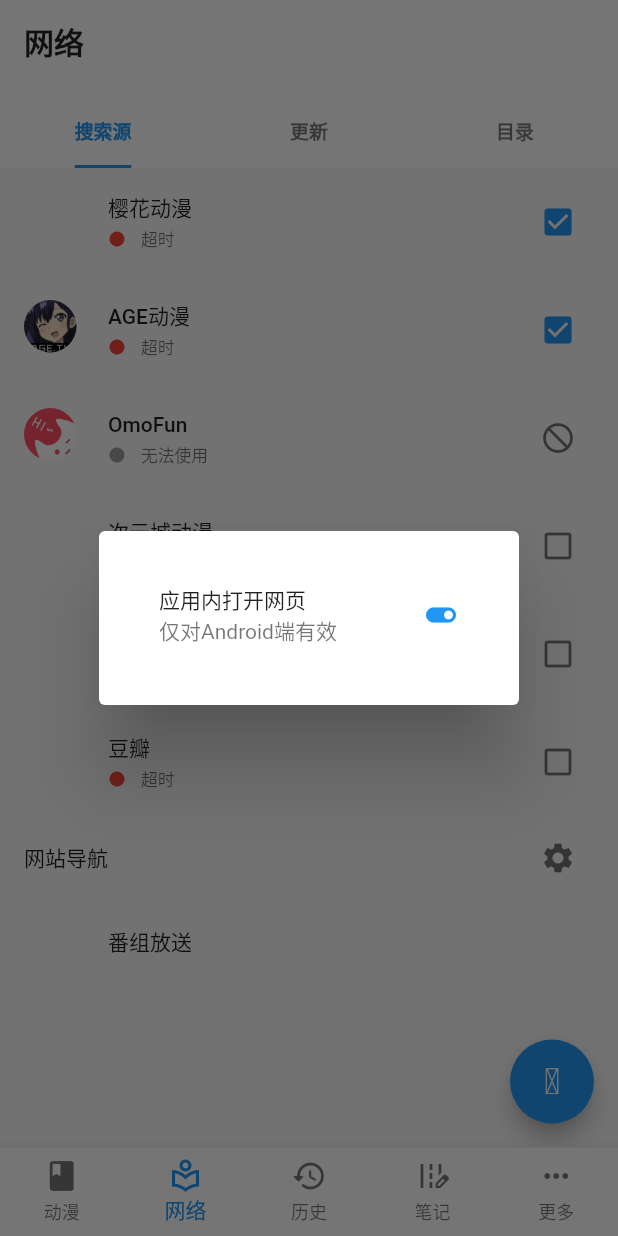
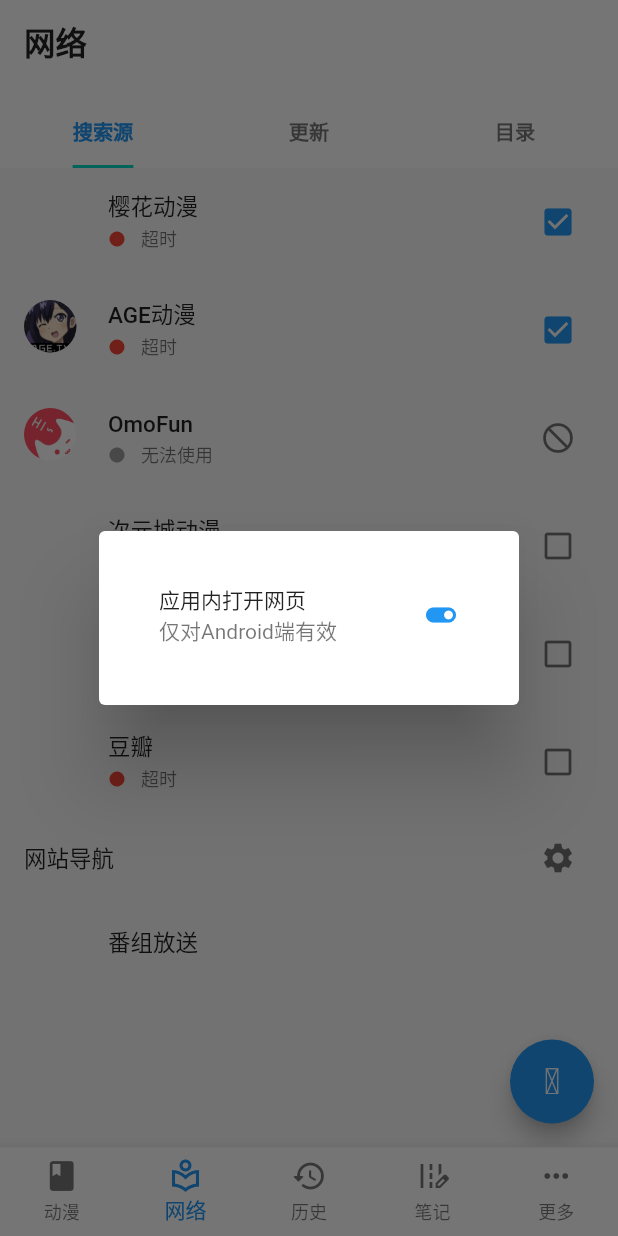
Before and after one commit to linyi102/anime_trace, a Flutter app: the screen it shows after launch, item 2 of the bottom bar chosen, after a tap on the "settings" icon, on a phone screen of 412 x 824 dp. Run offline on Flutter 3.47's test engine with Material 2 defaults, Android fonts, the phone set to English and light mode, and no system bars; drawn by our look-alikes of cached_network_image, oktoast; our stand-ins replace dio, file_picker, flutter_rating_stars, fluttericon, get, package_info_plus and 7 more; missing offline and left inert: bottom_sheet, dart_ping, expand_widget, flutter_tab_indicator_styler, webdav_client, window_manager; accounts and stored records are empty; network calls fail; Roboto replaces fonts that are missing (invalidFont); statements that could not run were skipped.

Commit message:
主题优化

```diff
--- a/lib/components/anime_grid_cover.dart
+++ b/lib/components/anime_grid_cover.dart
@@ -88,7 +88,7 @@ class AnimeGridCover extends StatelessWidget {
             padding: const EdgeInsets.fromLTRB(3, 2, 3, 2),
             decoration: BoxDecoration(
               borderRadius: BorderRadius.circular(3),
-              color: ThemeUtil.getThemePrimaryColor(),
+              color: ThemeUtil.getPrimaryColor(),
             ),
             child: Text(
               "${_anime.checkedEpisodeCnt}/${_anime.animeEpisodeCnt}",
--- a/lib/components/dialog/dialog_select_tag.dart
+++ b/lib/components/dialog/dialog_select_tag.dart
@@ -17,7 +17,7 @@ dialogSelectTag(setState, context, Anime anime) {
             leading: tags[i] == anime.tagName
                 ?  Icon(
                     Icons.radio_button_on_outlined,
-                    color: ThemeUtil.getThemePrimaryColor(),
+                    color: ThemeUtil.getPrimaryColor(),
                   )
                 : const Icon(
                     Icons.radio_button_off_outlined,
--- a/lib/components/dialog/dialog_select_uint.dart
+++ b/lib/components/dialog/dialog_select_uint.dart
@@ -3,9 +3,7 @@ import 'package:flutter/services.dart';
 import 'package:oktoast/oktoast.dart';
 
 Future<int?> dialogSelectUint(context, String title,
-    {int initialValue = 0,
-    int minValue = 0,
-    int maxValue = 9223372036854775807}) async {
+    {int initialValue = 0, int minValue = 0, int maxValue = 1 << 32}) async {
   var yearTextEditingController = TextEditingController();
   int tmpValue = initialValue;
   return await showDialog(
--- a/lib/main.dart
+++ b/lib/main.dart
@@ -226,8 +226,25 @@ class MyAppState extends State<MyApp> with WindowListener {
               GlobalCupertinoLocalizations.delegate,
             ],
             supportedLocales: const [
-              Locale('zh', 'CN'),
-              Locale('en', 'US'),
+              Locale.fromSubtags(languageCode: 'zh'), // generic Chinese 'zh'
+              Locale.fromSubtags(
+                  languageCode: 'zh',
+                  scriptCode: 'Hans'), // generic simplified Chinese 'zh_Hans'
+              Locale.fromSubtags(
+                  languageCode: 'zh',
+                  scriptCode: 'Hant'), // generic traditional Chinese 'zh_Hant'
+              Locale.fromSubtags(
+                  languageCode: 'zh',
+                  scriptCode: 'Hans',
+                  countryCode: 'CN'), // 'zh_Hans_CN'
+              Locale.fromSubtags(
+                  languageCode: 'zh',
+                  scriptCode: 'Hant',
+                  countryCode: 'TW'), // 'zh_Hant_TW'
+              Locale.fromSubtags(
+                  languageCode: 'zh',
+                  scriptCode: 'Hant',
+                  countryCode: 'HK'), // 'zh_Hant_HK'
             ],
           ),
         ));
@@ -258,18 +275,26 @@ class MyAppState extends State<MyApp> with WindowListener {
   ThemeData buildThemeData(ThemeController themeController) {
     TextStyle textStyle =
         TextStyle(fontFamilyFallback: themeController.fontFamilyFallback);
-
     return ThemeData(
       // primarySwatch: createMaterialColor(Colors.amber),
-      brightness: themeController.themeColor.value.isDarkMode
-          ? Brightness.dark
-          : Brightness.light,
+      // brightness: themeController.themeColor.value.isDarkMode
+      //     ? Brightness.dark
+      //     : Brightness.light,
+      // 在白天或夜色的基础上增加主题色
+      colorScheme: themeController.themeColor.value.isDarkMode
+          ? ColorScheme.dark(primary: ThemeUtil.getPrimaryColor())
+          : ColorScheme.light(primary: ThemeUtil.getPrimaryColor()),
       // 保证全局使用自定义字体，当自定义字体失效时，就会使用下面的后备字体
       fontFamily: "invalidFont",
       cardTheme: CardTheme(color: ThemeUtil.getCardColor()),
       popupMenuTheme:
           PopupMenuThemeData(color: ThemeUtil.getAppBarBackgroundColor()),
       dialogTheme: DialogTheme(backgroundColor: ThemeUtil.getCardColor()),
+      timePickerTheme:
+          TimePickerThemeData(backgroundColor: ThemeUtil.getCardColor()),
+      textSelectionTheme: TextSelectionThemeData(
+          cursorColor: ThemeUtil.getPrimaryIconColor(),
+          selectionColor: ThemeUtil.getPrimaryIconColor()),
       textTheme: TextTheme(
         // ListTile标题
         subtitle1: textStyle,
@@ -297,23 +322,18 @@ class MyAppState extends State<MyApp> with WindowListener {
         elevation: 0,
         foregroundColor: ThemeUtil.getFontColor(),
         backgroundColor: ThemeUtil.getAppBarBackgroundColor(),
-        iconTheme: IconThemeData(
-          color: ThemeUtil.getCommonIconColor(),
-        ),
+        iconTheme: IconThemeData(color: ThemeUtil.getCommonIconColor()),
       ),
-      iconTheme: IconThemeData(
-        color: ThemeUtil.getCommonIconColor(),
-      ),
+      iconTheme: IconThemeData(color: ThemeUtil.getCommonIconColor()),
       scaffoldBackgroundColor: ThemeUtil.getScaffoldBackgroundColor(),
-      inputDecorationTheme: InputDecorationTheme(
-        suffixIconColor: ThemeUtil.getCommonIconColor(),
-      ),
+      inputDecorationTheme:
+          InputDecorationTheme(suffixIconColor: ThemeUtil.getCommonIconColor()),
       listTileTheme: ListTileThemeData(
           iconColor: themeController.themeColor.value.isDarkMode
               ? Colors.white70
               : Colors.black54,
           style: ListTileStyle.drawer,
-          selectedColor: ThemeUtil.getThemePrimaryColor()
+          selectedColor: ThemeUtil.getPrimaryColor()
           // dense: true,
           // 会影响副标题颜色
           // textColor: ThemeUtil.getFontColor(),
@@ -321,27 +341,27 @@ class MyAppState extends State<MyApp> with WindowListener {
       radioTheme:
           RadioThemeData(fillColor: MaterialStateProperty.resolveWith((states) {
         if (states.contains(MaterialState.selected)) {
-          return ThemeUtil.getThemePrimaryColor();
+          return ThemeUtil.getPrimaryColor();
         }
         return null;
       })),
       bottomNavigationBarTheme: BottomNavigationBarThemeData(
-          selectedItemColor: ThemeUtil.getThemePrimaryColor()),
+          selectedItemColor: ThemeUtil.getPrimaryColor()),
       textButtonTheme: TextButtonThemeData(
           style: ButtonStyle(
               foregroundColor:
-                  MaterialStateProperty.all(ThemeUtil.getThemePrimaryColor()),
+                  MaterialStateProperty.all(ThemeUtil.getPrimaryColor()),
               textStyle: MaterialStateProperty.all(
                   const TextStyle(color: Colors.black)))),
       elevatedButtonTheme: ElevatedButtonThemeData(
           style: ButtonStyle(
               backgroundColor:
-                  MaterialStateProperty.all(ThemeUtil.getThemePrimaryColor()))),
+                  MaterialStateProperty.all(ThemeUtil.getPrimaryColor()))),
       tabBarTheme: TabBarTheme(
         unselectedLabelColor: themeController.themeColor.value.isDarkMode
             ? Colors.white70
             : Colors.black54,
-        labelColor: ThemeUtil.getThemePrimaryColor(), // 选中的tab字体颜色
+        labelColor: ThemeUtil.getPrimaryColor(), // 选中的tab字体颜色
         // tabbar不要再添加labelStyle，否则此处设置无效
         labelStyle: TextStyle(
             fontWeight: FontWeight.w600,
--- a/lib/pages/home_tabs/anime_list_page.dart
+++ b/lib/pages/home_tabs/anime_list_page.dart
@@ -39,7 +39,7 @@ class _AnimeListPageState extends State<AnimeListPage>
   // 多选
   Map<int, bool> mapSelected = {};
   bool multiSelected = false;
-  Color multiSelectedColor = ThemeUtil.getThemePrimaryColor().withOpacity(0.25);
+  Color multiSelectedColor = ThemeUtil.getPrimaryColor().withOpacity(0.25);
 
   final List<ScrollController> _scrollControllers = [];
   final AnimeDisplayController _animeDisplayController = Get.find();
@@ -120,12 +120,8 @@ class _AnimeListPageState extends State<AnimeListPage>
               : Scaffold(
                   // key: UniqueKey(), // 加载这里会导致多选每次点击都会有动画，所以值需要在_waitDataScaffold中加就可以了
                   appBar: AppBar(
-                    title: Text(
-                      multiSelected ? "${mapSelected.length}" : "动漫",
-                      style: const TextStyle(
-                        fontWeight: FontWeight.w600,
-                      ),
-                    ),
+                    title: Text(multiSelected ? "${mapSelected.length}" : "动漫",
+                        style: const TextStyle(fontWeight: FontWeight.w600)),
                     leading: multiSelected
                         ? IconButton(
                             onPressed: () {
@@ -153,7 +149,7 @@ class _AnimeListPageState extends State<AnimeListPage>
                           // 第三方指示器样式
                           indicator: MaterialIndicator(
                             horizontalPadding: 8.5,
-                            color: ThemeUtil.getThemePrimaryColor(),
+                            color: ThemeUtil.getPrimaryColor(),
                             paintingStyle: PaintingStyle.fill,
                           ),
                         ),
@@ -214,9 +210,6 @@ class _AnimeListPageState extends State<AnimeListPage>
     actions.add(IconButton(
       onPressed: () async {
         Navigator.of(context).push(
-          // MaterialPageRoute(
-          //   builder: (context) => const Search(),
-          // ),
           FadeRoute(
             builder: (context) {
               return const SearchDbAnime();
@@ -227,7 +220,7 @@ class _AnimeListPageState extends State<AnimeListPage>
           _loadData();
         });
       },
-      icon: const Icon(Icons.search),
+      icon: const Icon(Entypo.search),
       tooltip: "搜索动漫",
     ));
     // actions.add(IconButton(
@@ -518,7 +511,7 @@ class _AnimeListPageState extends State<AnimeListPage>
               leading: tags[i] == defaultTagName
                   ? Icon(
                       Icons.radio_button_on_outlined,
-                      color: ThemeUtil.getThemePrimaryColor(),
+                      color: ThemeUtil.getPrimaryColor(),
                     )
                   : const Icon(
                       Icons.radio_button_off_outlined,
--- a/lib/pages/home_tabs/network_page.dart
+++ b/lib/pages/home_tabs/network_page.dart
@@ -53,12 +53,8 @@ class _NetWorkPageState extends State<NetWorkPage>
   Widget build(BuildContext context) {
     return Scaffold(
       appBar: AppBar(
-          title: const Text(
-            "网络",
-            style: TextStyle(
-              fontWeight: FontWeight.w600,
-            ),
-          ),
+          title:
+              const Text("网络", style: TextStyle(fontWeight: FontWeight.w600)),
           actions: actions,
           bottom: PreferredSize(
               // 默认情况下，要将标签栏与相同的标题栏高度对齐，可以使用常量kToolbarHeight
@@ -80,7 +76,7 @@ class _NetWorkPageState extends State<NetWorkPage>
                   // 第三方指示器样式
                   indicatorSize: TabBarIndicatorSize.label,
                   indicator: MaterialIndicator(
-                    color: ThemeUtil.getThemePrimaryColor(),
+                    color: ThemeUtil.getPrimaryColor(),
                     paintingStyle: PaintingStyle.fill,
                   ),
                 ),
@@ -92,7 +88,7 @@ class _NetWorkPageState extends State<NetWorkPage>
             DirectoryPage(),
           ]),
       floatingActionButton: FloatingActionButton(
-        backgroundColor: ThemeUtil.getThemePrimaryColor(),
+        backgroundColor: ThemeUtil.getPrimaryColor(),
         foregroundColor: Colors.white,
         child: const Icon(Entypo.search),
         onPressed: () {
--- a/lib/pages/home_tabs/note_list_page.dart
+++ b/lib/pages/home_tabs/note_list_page.dart
@@ -11,6 +11,7 @@ import 'package:flutter_test_future/pages/modules/note_edit.dart';
 import 'package:flutter_test_future/pages/settings/image_path_setting.dart';
 import 'package:flutter_test_future/utils/theme_util.dart';
 import 'package:flutter_test_future/utils/sqlite_util.dart';
+import 'package:fluttericon/entypo_icons.dart';
 
 class NoteListPage extends StatefulWidget {
   const NoteListPage({Key? key}) : super(key: key);
@@ -168,10 +169,9 @@ class _NoteListPageState extends State<NoteListPage> {
                           child: const Text("搜索")),
                     ],
                   );
+                });
           },
-            );
-          },
-          icon: const Icon(Icons.search)),
+          icon: const Icon(Entypo.search)),
       PopupMenuButton(
         icon: const Icon(Icons.more_vert),
         offset: const Offset(0, 50),
--- a/lib/pages/modules/note_img_viewer.dart
+++ b/lib/pages/modules/note_img_viewer.dart
@@ -249,7 +249,7 @@ class _ImageViewerState extends State<ImageViewer> {
                           border: Border.all(
                               width: 4,
                               color: index == currentIndex
-                                  ? ThemeUtil.getThemePrimaryColor()
+                                  ? ThemeUtil.getPrimaryColor()
                                   : Colors.transparent)),
                       // 切割圆角图片
                       child: ClipRRect(
--- a/lib/pages/modules/search_db_anime.dart
+++ b/lib/pages/modules/search_db_anime.dart
@@ -140,9 +140,9 @@ class _SearchDbAnimeState extends State<SearchDbAnime> {
           mainAxisAlignment: MainAxisAlignment.center,
           children:  [
             Text("网络搜索更多 ",
-                style: TextStyle(color: ThemeUtil.getThemePrimaryColor())),
+                style: TextStyle(color: ThemeUtil.getPrimaryColor())),
             Icon(Icons.manage_search_outlined,
-                color: ThemeUtil.getThemePrimaryColor())
+                color: ThemeUtil.getPrimaryColor())
           ],
         ),
         onTap: () {
--- a/lib/pages/network/source_detail_page.dart
+++ b/lib/pages/network/source_detail_page.dart
@@ -47,7 +47,7 @@ class _SourceDetailState extends State<SourceDetail> {
               title: const Text("启动搜索"),
               leading: !climbWebstie.discard && climbWebstie.enable
                   ? Icon(Icons.check_box,
-                      color: ThemeUtil.getThemePrimaryColor())
+                      color: ThemeUtil.getPrimaryColor())
                   : Icon(
                       Icons.check_box_outline_blank,
                       color: ThemeUtil.getPrimaryIconColor(),
--- a/lib/pages/network/source_list_page.dart
+++ b/lib/pages/network/source_list_page.dart
@@ -227,7 +227,7 @@ class _SourceListPageState extends State<SourceListPage> {
         _invertSource(climbWebsite);
       },
       icon: climbWebsite.enable
-          ? Icon(Icons.check_box, color: ThemeUtil.getThemePrimaryColor())
+          ? Icon(Icons.check_box, color: ThemeUtil.getPrimaryColor())
           : const Icon(Icons.check_box_outline_blank),
     );
   }
--- a/lib/pages/settings/tag_manage.dart
+++ b/lib/pages/settings/tag_manage.dart
@@ -59,7 +59,7 @@ class _TagManageState extends State<TagManage> {
         },
       ),
       floatingActionButton: FloatingActionButton(
-        backgroundColor: ThemeUtil.getThemePrimaryColor(),
+        backgroundColor: ThemeUtil.getPrimaryColor(),
         foregroundColor: Colors.white,
         onPressed: () {
           showDialog(
--- a/lib/utils/theme_util.dart
+++ b/lib/utils/theme_util.dart
@@ -76,13 +76,13 @@ class ThemeUtil {
   }
 
   // 主题色
-  static Color getThemePrimaryColor() {
+  static Color getPrimaryColor() {
     return themeController.themeColor.value.primaryColor;
   }
 
   // ListTile>leading按钮颜色，以及选中的按钮的颜色
   static Color getPrimaryIconColor() {
-    return ThemeUtil.getThemePrimaryColor();
+    return ThemeUtil.getPrimaryColor();
   }
 
   // 普通按钮的颜色
--- a/pubspec.yaml
+++ b/pubspec.yaml
@@ -33,6 +33,7 @@ dependencies:
     sdk: flutter
   flutter_localizations: # 国际化
     sdk: flutter
+  font_awesome_flutter: ^10.2.1
   photo_view: ^0.14.0
   flutter_rating_stars: ^1.0.3+4 # 评分
   bottom_sheet: ^3.1.1 # 底部弹出菜单
@@ -58,8 +59,8 @@ dependencies:
   # share: ^2.0.4
   # share_plus: ^3.0.4
   # flutter_share: ^2.0.0
-  webdav_client: ^1.1.2
-  oktoast: ^3.2.0
+  webdav_client: ^1.1.8
+  oktoast: ^3.3.1
   # download: any
   # search_app_bar_page: ^2.1.2 # 添加上导致出错：
   #   * What went wrong:
```
Also changed, not shown: lib/pages/anime_detail/anime_cover_detail.dart (+6 -2 lines), lib/pages/anime_detail/anime_detail.dart (+5 -5 lines), lib/pages/anime_detail/rate_list_page.dart (+12 -5 lines), lib/pages/home_tabs/history_page.dart (+2 -7 lines), lib/pages/home_tabs/setting_page.dart (+8 -23 lines), lib/pages/settings/backup_restore.dart (+4 -4 lines), pubspec.lock. Lines whose indentation alone changed are shown as unchanged.
